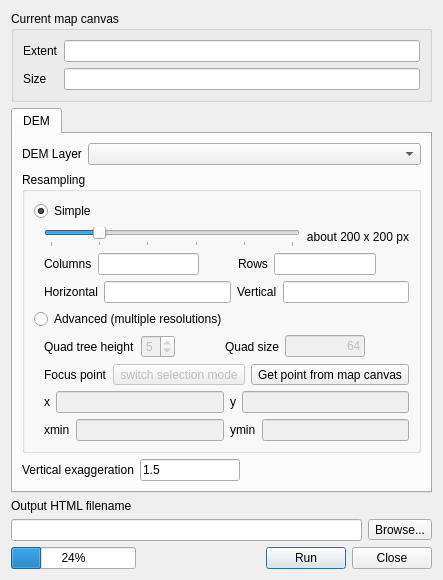
This is qgis2threejsdialog.ui in minorua/Qgis2threejs as Qt 5 draws it before an edit. The edited form follows.
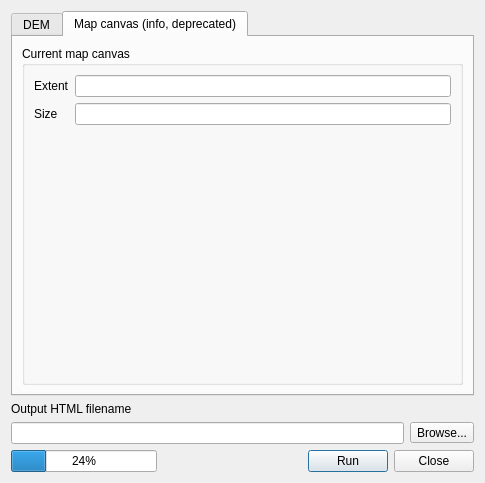
This is the edited form. The open tabs and pages were chosen to show the change.

Diff of the .ui file:
```diff
--- a/qgis2threejsdialog.ui
+++ b/qgis2threejsdialog.ui
@@ -6,8 +6,8 @@
    <rect>
     <x>0</x>
     <y>0</y>
-    <width>439</width>
-    <height>557</height>
+    <width>485</width>
+    <height>471</height>
    </rect>
   </property>
   <property name="sizePolicy">
@@ -22,59 +22,6 @@
   <layout class="QGridLayout" name="gridLayout">
    <item row="0" column="0">
     <layout class="QVBoxLayout" name="verticalLayout">
-     <item>
-      <widget class="QGroupBox" name="groupBox_2">
-       <property name="title">
-        <string>Current map canvas</string>
-       </property>
-       <layout class="QGridLayout" name="gridLayout_3">
-        <item row="0" column="0">
-         <layout class="QFormLayout" name="formLayout_2">
-          <item row="0" column="0">
-           <widget class="QLabel" name="label_6">
-            <property name="text">
-             <string>Extent</string>
-            </property>
-           </widget>
-          </item>
-          <item row="0" column="1">
-           <widget class="QLineEdit" name="lineEdit_MapCanvasExtent">
-            <property name="enabled">
-             <bool>true</bool>
-            </property>
-            <property name="focusPolicy">
-             <enum>Qt::NoFocus</enum>
-            </property>
-            <property name="readOnly">
-             <bool>true</bool>
-            </property>
-           </widget>
-          </item>
-          <item row="1" column="0">
-           <widget class="QLabel" name="label_7">
-            <property name="text">
-             <string>Size</string>
-            </property>
-           </widget>
-          </item>
-          <item row="1" column="1">
-           <widget class="QLineEdit" name="lineEdit_MapCanvasSize">
-            <property name="enabled">
-             <bool>true</bool>
-            </property>
-            <property name="focusPolicy">
-             <enum>Qt::NoFocus</enum>
-            </property>
-            <property name="readOnly">
-             <bool>true</bool>
-            </property>
-           </widget>
-          </item>
-         </layout>
-        </item>
-       </layout>
-      </widget>
-     </item>
      <item>
       <widget class="QTabWidget" name="tabWidget">
        <property name="currentIndex">
@@ -551,6 +498,66 @@
          </item>
         </layout>
        </widget>
+       <widget class="QWidget" name="tab">
+        <attribute name="title">
+         <string>Map canvas (info, deprecated)</string>
+        </attribute>
+        <layout class="QGridLayout" name="gridLayout_5">
+         <item row="0" column="0">
+          <widget class="QGroupBox" name="groupBox_2">
+           <property name="title">
+            <string>Current map canvas</string>
+           </property>
+           <layout class="QGridLayout" name="gridLayout_3">
+            <item row="0" column="0">
+             <layout class="QFormLayout" name="formLayout_2">
+              <item row="0" column="0">
+               <widget class="QLabel" name="label_6">
+                <property name="text">
+                 <string>Extent</string>
+                </property>
+               </widget>
+              </item>
+              <item row="0" column="1">
+               <widget class="QLineEdit" name="lineEdit_MapCanvasExtent">
+                <property name="enabled">
+                 <bool>true</bool>
+                </property>
+                <property name="focusPolicy">
+                 <enum>Qt::NoFocus</enum>
+                </property>
+                <property name="readOnly">
+                 <bool>true</bool>
+                </property>
+               </widget>
+              </item>
+              <item row="1" column="0">
+               <widget class="QLabel" name="label_7">
+                <property name="text">
+                 <string>Size</string>
+                </property>
+               </widget>
+              </item>
+              <item row="1" column="1">
+               <widget class="QLineEdit" name="lineEdit_MapCanvasSize">
+                <property name="enabled">
+                 <bool>true</bool>
+                </property>
+                <property name="focusPolicy">
+                 <enum>Qt::NoFocus</enum>
+                </property>
+                <property name="readOnly">
+                 <bool>true</bool>
+                </property>
+               </widget>
+              </item>
+             </layout>
+            </item>
+           </layout>
+          </widget>
+         </item>
+        </layout>
+       </widget>
       </widget>
      </item>
      <item>
```
